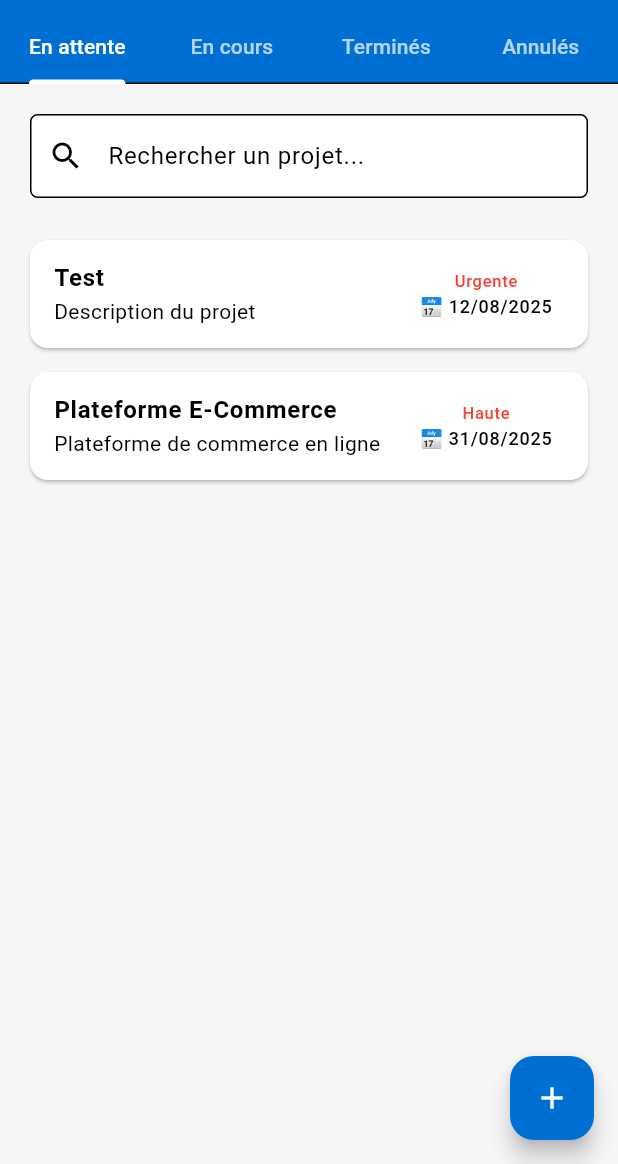
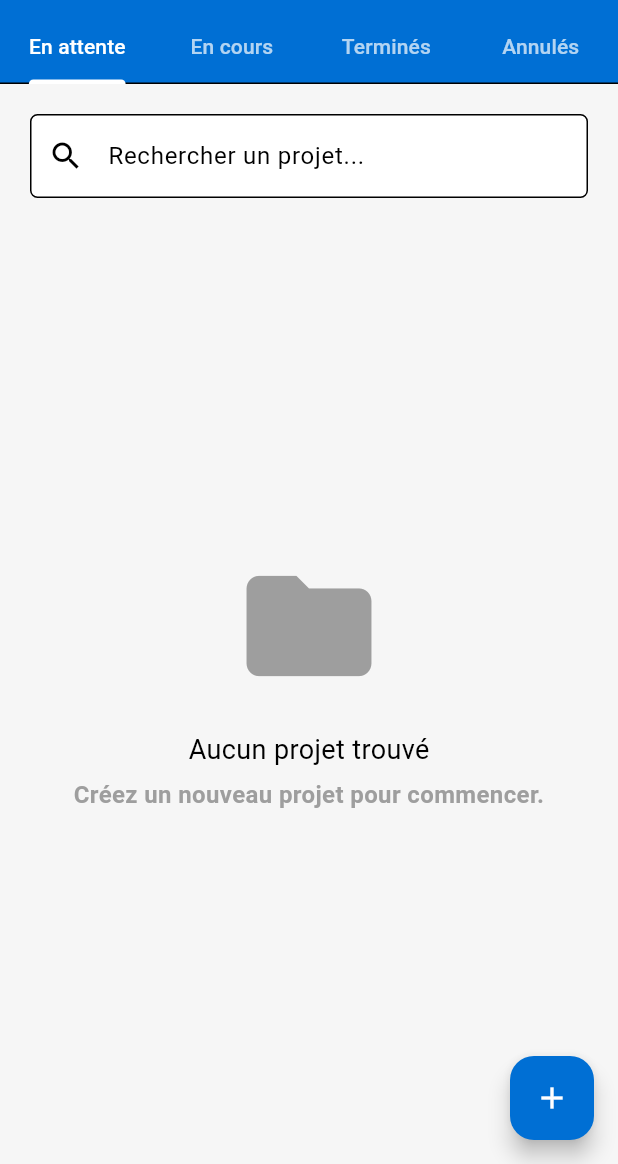
Before and after one commit to Malal04/SunuProjet_flutter_lg_l3_m_malal_diallo, a Flutter app: the screen it shows once a user with an empty profile is signed in, in the side drawer, after a tap on the "add" icon, on a phone screen of 412 x 824 dp, the part 72-1236 px from its top. Run offline on Flutter 3.47's test engine with Material 3 defaults, Android fonts, the phone set to English and light mode, and no system bars; our stand-ins replace cloud_firestore, device_info_plus, firebase_auth, firebase_core, logger; accounts and stored records are empty.

Commit message:
Affichage des project par status

```diff
--- /dev/null
+++ b/lib/controllers/ProjectProvider.dart
@@ -0,0 +1,40 @@
+import 'package:flutter/material.dart';
+import '../models/projet_model.dart';
+import '../models/enums/status.dart';
+import '../services/project/db_proect.dart';
+
+class ProjectProvider with ChangeNotifier {
+  final DbProjectService _projectService = DbProjectService();
+  List<ProjectModel> _projects = [];
+  List<ProjectModel> _filteredProjects = [];
+  bool _isLoading = false;
+  String? _errorMessage;
+  List<ProjectModel> get projects => _projects;
+  List<ProjectModel> get filteredProjects => _filteredProjects;
+  bool get isLoading => _isLoading;
+  String? get errorMessage => _errorMessage;
+  /// Récupère un projet par son ID
+  Future<ProjectModel?> getProjectById(String id) async {
+    try {
+      return await _projectService.getProject(id);
+    } catch (e) {
+      _errorMessage = "Erreur lors de la récupération du projet : $e";
+      notifyListeners();
+      return null;
+    }
+  }
+  /// Récupération des projets en temps réel selon le statut
+  Stream<List<ProjectModel>> getProjectsStream(String userId, ProjectStatus status) {
+    return _projectService.getProjectsStreamByStatus(userId, status);
+  }
+  void searchProjects(String query) {
+    _filteredProjects = _projects.where((project) {
+      final titleLower = project.title.toLowerCase();
+      final descriptionLower = project.description.toLowerCase();
+      final queryLower = query.toLowerCase();
+      return titleLower.contains(queryLower) || descriptionLower.contains(queryLower);
+    }).toList();
+    notifyListeners();
+  }
+
+}
--- a/lib/main.dart
+++ b/lib/main.dart
@@ -5,6 +5,7 @@ import 'package:firebase_core/firebase_core.dart';
 import 'package:provider/provider.dart';
 import 'config/routes/routes.dart';
 import 'config/themes/theme.dart';
+import 'controllers/ProjectProvider.dart';
 import 'firebase_options.dart';
 import 'screens/auth/login_screen.dart';
 import 'screens/auth/signup_screen.dart';
@@ -26,6 +27,7 @@ void main() async {
           create: (context) => AuthService().authStateChanges,
           initialData: null,
         ),
+        ChangeNotifierProvider(create: (_) => ProjectProvider()),
       ],
       child: const MyApp(),
     ),
--- /dev/null
+++ b/lib/models/enums/priority.dart
@@ -0,0 +1,6 @@
+enum ProjectPriority {
+  Basse,
+  Moyenne,
+  Haute,
+  Urgente
+}
--- /dev/null
+++ b/lib/models/enums/status.dart
@@ -0,0 +1,6 @@
+enum ProjectStatus {
+  EnAttente,
+  EnCours,
+  Termine,
+  Annule
+}
--- a/lib/models/projet_model.dart
+++ b/lib/models/projet_model.dart
@@ -1,14 +1,20 @@
-class Project {
+import 'dart:convert';
+import 'enums/priority.dart';
+import 'enums/status.dart';
+
+class ProjectModel {
   final String id;
   final String title;
   final String description;
   final DateTime startDate;
   final DateTime endDate;
-  final String priority; // "Basse", "Moyenne", "Haute", "Urgente"
-  final String status; // "En attente", "En cours", "Terminé", "Annulé"
-  final List<String> members; // Liste des IDs des utilisateurs
+  final ProjectPriority priority;
+  final ProjectStatus status;
+  final List<String> members;
+  final String createdBy; // Utilisateur qui a ajouté le projet
+  final double progress; // Progression automatique basée sur le statut
 
-  Project({
+  ProjectModel({
     required this.id,
     required this.title,
     required this.description,
@@ -17,18 +23,38 @@ class Project {
     required this.priority,
     required this.status,
     required this.members,
-  });
+    required this.createdBy,
+  })  : progress = _calculateProgress(status) { // Calcul automatique
+    if (startDate.isAfter(endDate)) {
+      throw ArgumentError('La date de début ne peut pas être après la date de fin.');
+    }
+  }
 
-  factory Project.fromMap(Map<String, dynamic> map) {
-    return Project(
+  /// Fonction pour calculer la progression en fonction du statut
+  static double _calculateProgress(ProjectStatus status) {
+    switch (status) {
+      case ProjectStatus.EnAttente: // En attente
+        return 0.0;
+      case ProjectStatus.EnCours: // En cours
+        return 50.0;
+      case ProjectStatus.Termine: // Terminé
+        return 100.0;
+      default:
+        return 0.0;
+    }
+  }
+
+  factory ProjectModel.fromMap(Map<String, dynamic> map) {
+    return ProjectModel(
       id: map['id'],
       title: map['title'],
       description: map['description'],
       startDate: DateTime.parse(map['startDate']),
       endDate: DateTime.parse(map['endDate']),
-      priority: map['priority'],
-      status: map['status'],
+      priority: ProjectPriority.values.firstWhere((e) => e.name == map['priority']),
+      status: ProjectStatus.values.firstWhere((e) => e.name == map['status']),
       members: List<String>.from(map['members']),
+      createdBy: map['createdBy'],
     );
   }
 
@@ -39,9 +65,14 @@ class Project {
       'description': description,
       'startDate': startDate.toIso8601String(),
       'endDate': endDate.toIso8601String(),
-      'priority': priority,
-      'status': status,
+      'priority': priority.name,
+      'status': status.name,
       'members': members,
+      'createdBy': createdBy,
+      'progress': progress, // Ajout de la progression
     };
   }
+
+  factory ProjectModel.fromJson(String source) => ProjectModel.fromMap(json.decode(source));
+  String toJson() => json.encode(toMap());
 }
--- a/lib/models/user_model.dart
+++ b/lib/models/user_model.dart
@@ -1,9 +1,7 @@
-
-
 import 'enums/role.dart';
 
 class UserModel {
-  final String id;
+  final String? id;
   final String nom;
   final String email;
   final Role role;
@@ -14,7 +12,7 @@ class UserModel {
     required this.id,
     required this.nom,
     required this.email,
-    this.role = Role.admin, // Par défaut, l'utilisateur est un admin
+    this.role = Role.admin,
     this.profilePicture,
     this.isActive = true,
   });
@@ -26,7 +24,7 @@ class UserModel {
       email: map['email'],
       role: Role.values.firstWhere(
             (e) => e.toString().split('.').last == map['role'],
-        orElse: () => Role.admin, // Valeur par défaut
+        orElse: () => Role.admin,
       ),
       profilePicture: map['profilePicture'],
       isActive: map['isActive'] ?? true,
@@ -38,9 +36,10 @@ class UserModel {
       'id': id,
       'nom': nom,
       'email': email,
-      'role': role.toString().split('.').last, // Stocké sous forme de string
+      'role': role.toString().split('.').last,
       'profilePicture': profilePicture,
       'isActive': isActive,
     };
   }
+
 }
--- a/lib/screens/publics/accuiel_screen.dart
+++ b/lib/screens/publics/accuiel_screen.dart
@@ -4,7 +4,7 @@ import 'package:provider/provider.dart';
 import '../../config/constants/constants_assets.dart';
 import '../../config/constants/constants_color.dart';
 import '../../services/auth/auth_service.dart';
-
+import '../../../models/enums/status.dart';
 
 class AccueilScreen extends StatefulWidget {
   static const String routeName = '/accueil';
@@ -18,18 +18,17 @@ class _AccueilScreenState extends State<AccueilScreen> {
   Future<void> signOut(BuildContext context) async {
     final authService = Provider.of<AuthService>(context, listen: false);
     await authService.signOut();
-
-    if (!mounted) return; // Vérifie si le widget est encore monté
+    if (!mounted) return;
     Navigator.pushReplacementNamed(context, '/login');
   }
 
   @override
   Widget build(BuildContext context) {
     final authService = Provider.of<AuthService>(context);
-    final user = authService.user; // Récupérer l'utilisateur connecté
+    final user = authService.user;
 
     return DefaultTabController(
-      length: 4, // 4 onglets
+      length: 4,
       child: Scaffold(
         appBar: AppBar(
           backgroundColor: kSecondaryColor,
@@ -63,7 +62,7 @@ class _AccueilScreenState extends State<AccueilScreen> {
           ),
         ),
         drawer: Drawer(
-          backgroundColor: Colors.white, // Drawer en blanc
+          backgroundColor: Colors.white,
           child: ListView(
             padding: EdgeInsets.zero,
             children: [
@@ -111,10 +110,10 @@ class _AccueilScreenState extends State<AccueilScreen> {
         ),
         body: TabBarView(
           children: [
-            ProjetTabView(),
-            ProjetTabView(),
-            ProjetTabView(),
-            ProjetTabView(),
+            ProjetTabView(status: ProjectStatus.EnAttente),
+            ProjetTabView(status: ProjectStatus.EnCours),
+            ProjetTabView(status: ProjectStatus.Termine),
+            ProjetTabView(status: ProjectStatus.Annule),
           ],
         ),
       ),
--- a/lib/screens/publics/tab/projet_tab_view.dart
+++ b/lib/screens/publics/tab/projet_tab_view.dart
@@ -1,36 +1,35 @@
-import 'package:diallo_mamadou_malal_l3gl_examen/screens/publics/creer/projet_creer_screen.dart';
+import 'package:firebase_auth/firebase_auth.dart';
 import 'package:flutter/material.dart';
+import 'package:provider/provider.dart';
+import '../../../controllers/ProjectProvider.dart';
+import '../../../models/enums/status.dart';
+import '../../../models/projet_model.dart';
+import '../../../widgets/buildEmptyState.dart';
+import '../../../widgets/buildProjectList.dart';
 import '../../../config/constants/constants_color.dart';
+import '../../../screens/publics/creer/projet_creer_screen.dart';
 
 class ProjetTabView extends StatelessWidget {
-  final List<Map<String, String>> projets = [
-    // Simule une liste de projets existants
-    {
-      "nom": "Test",
-      "description": "Description du projet",
-      "priorite": "Urgente",
-      "statut": "En attente",
-      "echeance": "12/08/2025"
-    },
-    {
-      "nom": "Plateforme E-Commerce",
-      "description": "Plateforme de commerce en ligne",
-      "priorite": "Haute",
-      "statut": "En attente",
-      "echeance": "31/08/2025"
-    },
-  ];
+  final String userId = FirebaseAuth.instance.currentUser!.uid;
+  final ProjectStatus status;
+
+  ProjetTabView({super.key, required this.status});
 
   @override
   Widget build(BuildContext context) {
+    final projectProvider = Provider.of<ProjectProvider>(context);
+
     return Scaffold(
       body: Padding(
-        padding: const EdgeInsets.all(20.0),
+        padding: const EdgeInsets.all(20),
         child: Column(
           crossAxisAlignment: CrossAxisAlignment.start,
           children: [
             // Champ de recherche
             TextField(
+              onChanged: (query) {
+                projectProvider.searchProjects(query);
+              },
               decoration: InputDecoration(
                 labelText: 'Rechercher un projet...',
                 prefixIcon: const Icon(Icons.search),
@@ -43,25 +42,36 @@ class ProjetTabView extends StatelessWidget {
               ),
             ),
             const SizedBox(height: 20),
+            // Liste des projets en temps réel
+            Expanded(
+              child: StreamBuilder<List<ProjectModel>>(
+                stream: projectProvider.getProjectsStream(userId, status),
+                builder: (context, snapshot) {
+                  if (snapshot.connectionState == ConnectionState.waiting) {
+                    return const Center(child: CircularProgressIndicator());
+                  }
+                  if (snapshot.hasError) {
+                    return Center(child: Text('Erreur: ${snapshot.error}'));
+                  }
 
-            // Vérifier s'il y a des projets à afficher
-            Expanded(
-              child: projets.isEmpty
-                  ? _buildEmptyState() // Afficher le message "Aucun projet trouvé"
-                  : _buildProjectList(), // Afficher la liste des projets
+                  final projets = snapshot.data ?? [];
+                  if (projets.isEmpty) {
+                    return buildEmptyState();
+                  }
+                  return buildProjectList(projets);
+                },
+              ),
             ),
           ],
         ),
       ),
 
-      // Bouton pour ajouter un projet
+      // Bouton d'ajout d'un projet
       floatingActionButton: FloatingActionButton(
         onPressed: () {
           Navigator.push(
             context,
-            MaterialPageRoute(
-              builder: (context) => CreerProjet(),
-            ),
+            MaterialPageRoute(builder: (context) => CreerProjet()),
           );
         },
         backgroundColor: kSecondaryColor,
@@ -69,55 +79,4 @@ class ProjetTabView extends StatelessWidget {
       ),
     );
   }
-
-  // Widget pour afficher "Aucun projet trouvé"
-  Widget _buildEmptyState() {
-    return Center(
-      child: Column(
-        mainAxisAlignment: MainAxisAlignment.center,
-        children: [
-          Icon(Icons.folder, size: 100, color: Colors.grey),
-          const SizedBox(height: 20),
-          const Text(
-            "Aucun projet trouvé",
-            style: TextStyle(fontSize: 18, color: Colors.black),
-          ),
-          const SizedBox(height: 5),
-          const Text(
-            "Créez un nouveau projet pour commencer.",
-            style: TextStyle(fontSize: 16, color: Colors.grey, fontWeight: FontWeight.bold),
-            textAlign: TextAlign.center,
-          ),
-        ],
-      ),
-    );
-  }
-
-  // Widget pour afficher la liste des projets
-  Widget _buildProjectList() {
-    return ListView.builder(
-      itemCount: projets.length,
-      itemBuilder: (context, index) {
-        final projet = projets[index];
-
-        return Card(
-          margin: const EdgeInsets.symmetric(vertical: 8),
-          child: ListTile(
-            title: Text(projet["nom"] ?? "Sans nom", style: TextStyle(fontWeight: FontWeight.bold)),
-            subtitle: Text(projet["description"] ?? "Pas de description"),
-            trailing: Column(
-              mainAxisAlignment: MainAxisAlignment.center,
-              children: [
-                Text(projet["priorite"] ?? "", style: TextStyle(color: Colors.red)),
-                Text("📅 ${projet["echeance"]}", style: TextStyle(fontSize: 12)),
-              ],
-            ),
-            onTap: () {
-              // Action quand on clique sur un projet (redirection vers détail)
-            },
-          ),
-        );
-      },
-    );
-  }
 }
--- a/lib/services/auth/auth_service.dart
+++ b/lib/services/auth/auth_service.dart
@@ -1,7 +1,6 @@
 import 'package:diallo_mamadou_malal_l3gl_examen/services/auth/db_user.dart';
 import 'package:firebase_auth/firebase_auth.dart';
 import 'package:flutter/cupertino.dart';
-
 import '../../models/user_model.dart';
 
 class AuthService with ChangeNotifier{
--- a/lib/services/auth/db_user.dart
+++ b/lib/services/auth/db_user.dart
@@ -22,10 +22,10 @@ class DbUserService {
         return null;
       }
 
-      final data = doc.data() as Map<String, dynamic>?; // ✅ Cast explicite
+      final data = doc.data() as Map<String, dynamic>?;
       if (data == null) return null;
 
-      return UserModel.fromMap(data); // ✅ Utilisation correcte
+      return UserModel.fromMap(data);
     } catch (e) {
       Logger().e("Erreur lors de la récupération de l'utilisateur: $e");
       return null;
--- /dev/null
+++ b/lib/services/project/db_proect.dart
@@ -0,0 +1,38 @@
+import 'package:cloud_firestore/cloud_firestore.dart';
+import 'package:logger/logger.dart';
+import '../../models/projet_model.dart';
+import '../../models/enums/status.dart';
+
+class DbProjectService {
+  final CollectionReference projectCol = FirebaseFirestore.instance.collection("projects");
+  final FirebaseFirestore _db = FirebaseFirestore.instance;
+
+  Future<ProjectModel?> getProject(String id) async {
+    try {
+      final doc = await projectCol.doc(id).get();
+      if (!doc.exists) {
+        Logger().w("Projet introuvable : $id");
+        return null;
+      }
+      return ProjectModel.fromMap(doc.data() as Map<String, dynamic>);
+    } catch (e) {
+      Logger().e("Erreur lors de la récupération du projet : $e");
+      return null;
+    }
+  }
+
+  Stream<List<ProjectModel>> getProjectsStreamByStatus(String userId, ProjectStatus status) {
+    return _db
+        .collection("projects")
+        .where("status", isEqualTo: status.name)
+        .where(Filter.or(
+        Filter("members", arrayContains: userId),
+        Filter("createdBy", isEqualTo: userId)
+    ))
+        .snapshots()
+        .map((snapshot) {
+      return snapshot.docs.map((doc) => ProjectModel.fromMap(doc.data())).toList();
+    });
+  }
+
+}
--- /dev/null
+++ b/lib/widgets/buildEmptyState.dart
@@ -0,0 +1,25 @@
+// Widget pour afficher "Aucun projet trouvé"
+import 'package:flutter/cupertino.dart';
+import 'package:flutter/material.dart';
+
+Widget buildEmptyState() {
+  return Center(
+    child: Column(
+      mainAxisAlignment: MainAxisAlignment.center,
+      children: [
+        Icon(Icons.folder, size: 100, color: Colors.grey),
+        const SizedBox(height: 20),
+        const Text(
+          "Aucun projet trouvé",
+          style: TextStyle(fontSize: 18, color: Colors.black),
+        ),
+        const SizedBox(height: 5),
+        const Text(
+          "Créez un nouveau projet pour commencer.",
+          style: TextStyle(fontSize: 16, color: Colors.grey, fontWeight: FontWeight.bold),
+          textAlign: TextAlign.center,
+        ),
+      ],
+    ),
+  );
+}
--- a/pubspec.yaml
+++ b/pubspec.yaml
@@ -43,6 +43,7 @@ dependencies:
   logger: ^2.5.0
   firebase_core: ^3.12.1
   firebase_auth: ^5.5.1
+  firebase_messaging: ^15.2.4
 
 
 dev_dependencies:
```
Also changed, not shown: lib/config/constants/fonction.dart (added, +30 -0 lines), lib/screens/publics/creer/projet_creer_screen.dart (+118 -39 lines), lib/widgets/buildProjectList.dart (added, +85 -0 lines), pubspec.lock, 1 other file.
